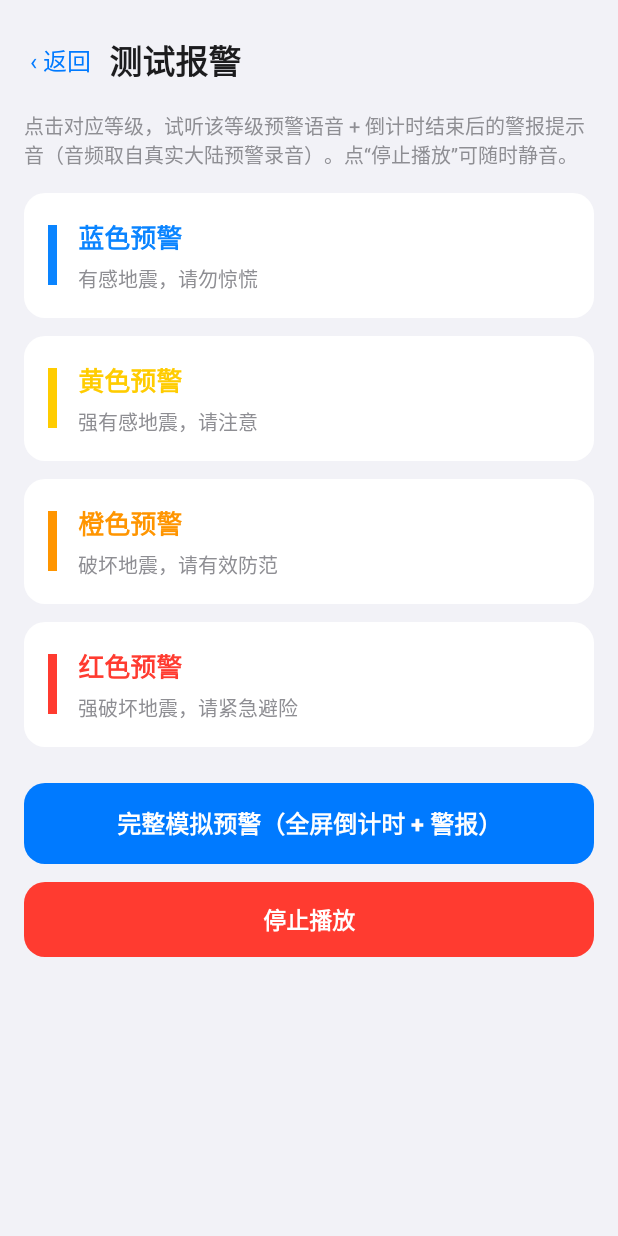
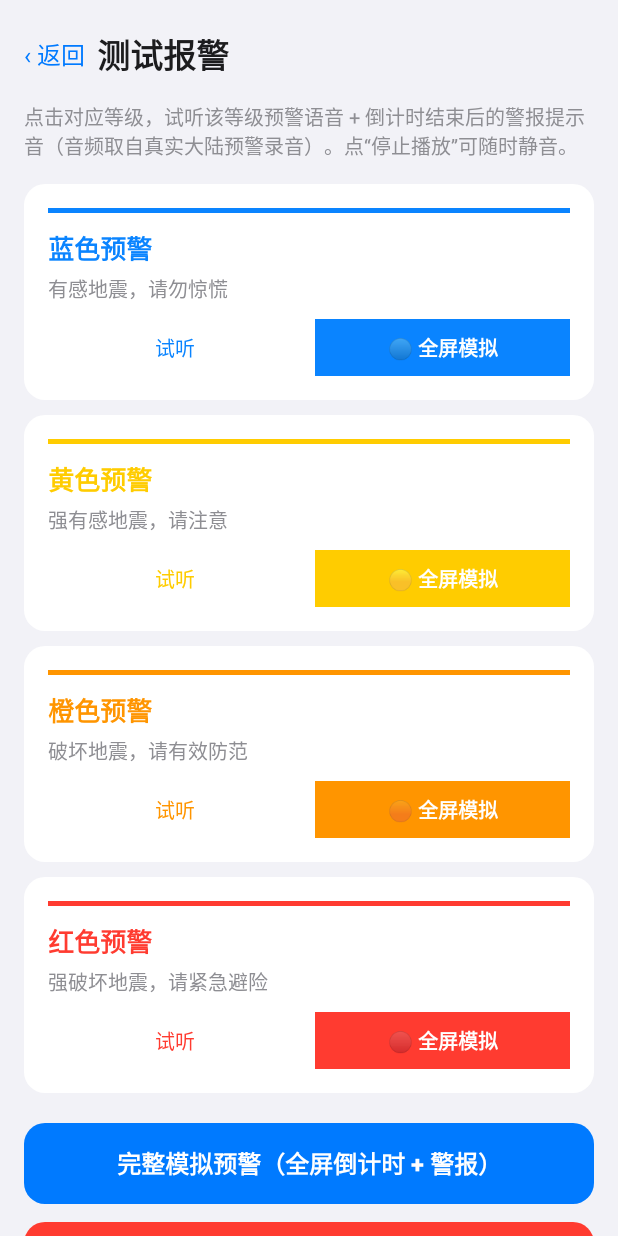
Before and after one commit to Lokeily/Earthquake-Sentinel, an Android app: the layout activity_test_alarm.xml on its own in the app's theme, with its tools: preview values and no code run, on a phone screen of 412 x 824 dp. Run offline under Robolectric (Android 15) with nearby library versions, the light colour scheme and no system bars; network calls fail.

Commit message:
v1.2.0: 四级全屏模拟

```diff
--- a/app/src/main/res/layout/activity_test_alarm.xml
+++ b/app/src/main/res/layout/activity_test_alarm.xml
@@ -14,240 +14,157 @@
         android:paddingTop="16dp"
         android:paddingBottom="32dp">
 
-        <!-- 顶部栏：返回 + 标题 -->
         <LinearLayout
             android:layout_width="match_parent"
             android:layout_height="wrap_content"
             android:orientation="horizontal"
-            android:gravity="center_vertical"
-            android:paddingVertical="4dp">
+            android:gravity="center_vertical">
 
-            <TextView
-                android:id="@+id/btn_back"
-                android:layout_width="wrap_content"
-                android:layout_height="wrap_content"
-                android:text="‹ 返回"
-                android:textColor="@color/ios_blue"
-                android:textSize="16sp"
-                android:paddingVertical="8dp"
-                android:paddingHorizontal="4dp"
-                android:clickable="true"
-                android:focusable="true" />
+            <TextView android:id="@+id/btn_back" android:layout_width="wrap_content"
+                android:layout_height="wrap_content" android:text="‹ 返回"
+                android:textColor="@color/ios_blue" android:textSize="16sp"
+                android:paddingVertical="8dp" android:clickable="true" android:focusable="true" />
 
-            <TextView
-                android:layout_width="wrap_content"
-                android:layout_height="wrap_content"
-                android:layout_marginStart="8dp"
-                android:text="@string/test_alarm_title"
-                android:textColor="@color/ios_label"
-                android:textSize="22sp"
-                android:textStyle="bold" />
+            <TextView android:layout_width="wrap_content" android:layout_height="wrap_content"
+                android:layout_marginStart="8dp" android:text="@string/test_alarm_title"
+                android:textColor="@color/ios_label" android:textSize="22sp" android:textStyle="bold" />
         </LinearLayout>
 
-        <Space android:layout_width="match_parent" android:layout_height="10dp" />
-
-        <TextView
-            android:layout_width="match_parent"
-            android:layout_height="wrap_content"
-            android:text="@string/test_alarm_hint"
-            android:textColor="@color/ios_label_secondary"
-            android:textSize="13sp" />
+        <TextView android:layout_width="match_parent" android:layout_height="wrap_content"
+            android:layout_marginTop="12dp" android:text="@string/test_alarm_hint"
+            android:textColor="@color/ios_label_secondary" android:textSize="13sp" />
 
         <Space android:layout_width="match_parent" android:layout_height="16dp" />
 
-        <!-- 蓝色预警 -->
-        <LinearLayout
-            android:id="@+id/card_blue"
-            android:layout_width="match_parent"
-            android:layout_height="wrap_content"
-            android:orientation="horizontal"
-            android:gravity="center_vertical"
-            android:background="@drawable/bg_card"
-            android:padding="16dp">
-
-            <View
-                android:layout_width="6dp"
-                android:layout_height="40dp"
-                android:background="@color/level_blue"
-                android:layout_marginEnd="14dp" />
-
-            <LinearLayout
-                android:layout_width="0dp"
-                android:layout_height="wrap_content"
-                android:layout_weight="1"
-                android:orientation="vertical">
-
-                <TextView
-                    android:layout_width="wrap_content"
-                    android:layout_height="wrap_content"
-                    android:text="@string/level_blue_name"
-                    android:textColor="@color/level_blue"
-                    android:textSize="17sp"
-                    android:textStyle="bold" />
-
-                <TextView
-                    android:layout_width="wrap_content"
-                    android:layout_height="wrap_content"
-                    android:layout_marginTop="4dp"
-                    android:text="@string/level_blue_phrase"
-                    android:textColor="@color/ios_label_secondary"
-                    android:textSize="13sp" />
+        <!-- 🔵 蓝色 -->
+        <LinearLayout android:id="@+id/card_blue" android:layout_width="match_parent"
+            android:layout_height="wrap_content" android:orientation="vertical"
+            android:background="@drawable/bg_card" android:padding="16dp"
+            android:layout_marginBottom="10dp">
+            <View android:layout_width="match_parent" android:layout_height="3dp"
+                android:background="@color/level_blue" android:layout_marginBottom="10dp" />
+            <TextView android:layout_width="wrap_content" android:layout_height="wrap_content"
+                android:text="@string/level_blue_name" android:textColor="@color/level_blue"
+                android:textSize="17sp" android:textStyle="bold" />
+            <TextView android:layout_width="wrap_content" android:layout_height="wrap_content"
+                android:layout_marginTop="3dp" android:text="@string/level_blue_phrase"
+                android:textColor="@color/ios_label_secondary" android:textSize="13sp" />
+            <LinearLayout android:layout_width="match_parent" android:layout_height="wrap_content"
+                android:orientation="horizontal" android:layout_marginTop="10dp">
+                <TextView android:id="@+id/btn_blue_demo" android:layout_width="0dp"
+                    android:layout_weight="1" android:layout_height="38dp" android:gravity="center"
+                    android:text="试听" android:textColor="@color/level_blue"
+                    android:background="@drawable/bg_card" android:textSize="13sp"
+                    android:clickable="true" android:focusable="true" />
+                <Space android:layout_width="8dp" android:layout_height="1dp" />
+                <TextView android:id="@+id/btn_blue_sim" android:layout_width="0dp"
+                    android:layout_weight="1" android:layout_height="38dp" android:gravity="center"
+                    android:text="🔵 全屏模拟" android:textColor="#FFFFFF"
+                    android:background="@color/level_blue" android:textSize="13sp"
+                    android:textStyle="bold" android:clickable="true" android:focusable="true" />
             </LinearLayout>
         </LinearLayout>
 
-        <Space android:layout_width="match_parent" android:layout_height="12dp" />
-
-        <!-- 黄色预警 -->
-        <LinearLayout
-            android:id="@+id/card_yellow"
-            android:layout_width="match_parent"
-            android:layout_height="wrap_content"
-            android:orientation="horizontal"
-            android:gravity="center_vertical"
-            android:background="@drawable/bg_card"
-            android:padding="16dp">
-
-            <View
-                android:layout_width="6dp"
-                android:layout_height="40dp"
-                android:background="@color/level_yellow"
-                android:layout_marginEnd="14dp" />
-
-            <LinearLayout
-                android:layout_width="0dp"
-                android:layout_height="wrap_content"
-                android:layout_weight="1"
-                android:orientation="vertical">
-
-                <TextView
-                    android:layout_width="wrap_content"
-                    android:layout_height="wrap_content"
-                    android:text="@string/level_yellow_name"
-                    android:textColor="@color/level_yellow"
-                    android:textSize="17sp"
-                    android:textStyle="bold" />
-
-                <TextView
-                    android:layout_width="wrap_content"
-                    android:layout_height="wrap_content"
-                    android:layout_marginTop="4dp"
-                    android:text="@string/level_yellow_phrase"
-                    android:textColor="@color/ios_label_secondary"
-                    android:textSize="13sp" />
+        <!-- 🟡 黄色 -->
+        <LinearLayout android:id="@+id/card_yellow" android:layout_width="match_parent"
+            android:layout_height="wrap_content" android:orientation="vertical"
+            android:background="@drawable/bg_card" android:padding="16dp"
+            android:layout_marginBottom="10dp">
+            <View android:layout_width="match_parent" android:layout_height="3dp"
+                android:background="@color/level_yellow" android:layout_marginBottom="10dp" />
+            <TextView android:layout_width="wrap_content" android:layout_height="wrap_content"
+                android:text="@string/level_yellow_name" android:textColor="@color/level_yellow"
+                android:textSize="17sp" android:textStyle="bold" />
+            <TextView android:layout_width="wrap_content" android:layout_height="wrap_content"
+                android:layout_marginTop="3dp" android:text="@string/level_yellow_phrase"
+                android:textColor="@color/ios_label_secondary" android:textSize="13sp" />
+            <LinearLayout android:layout_width="match_parent" android:layout_height="wrap_content"
+                android:orientation="horizontal" android:layout_marginTop="10dp">
+                <TextView android:id="@+id/btn_yellow_demo" android:layout_width="0dp"
+                    android:layout_weight="1" android:layout_height="38dp" android:gravity="center"
+                    android:text="试听" android:textColor="@color/level_yellow"
+                    android:background="@drawable/bg_card" android:textSize="13sp"
+                    android:clickable="true" android:focusable="true" />
+                <Space android:layout_width="8dp" android:layout_height="1dp" />
+                <TextView android:id="@+id/btn_yellow_sim" android:layout_width="0dp"
+                    android:layout_weight="1" android:layout_height="38dp" android:gravity="center"
+                    android:text="🟡 全屏模拟" android:textColor="#FFFFFF"
+                    android:background="@color/level_yellow" android:textSize="13sp"
+                    android:textStyle="bold" android:clickable="true" android:focusable="true" />
             </LinearLayout>
         </LinearLayout>
 
-        <Space android:layout_width="match_parent" android:layout_height="12dp" />
-
-        <!-- 橙色预警 -->
-        <LinearLayout
-            android:id="@+id/card_orange"
-            android:layout_width="match_parent"
-            android:layout_height="wrap_content"
-            android:orientation="horizontal"
-            android:gravity="center_vertical"
-            android:background="@drawable/bg_card"
-            android:padding="16dp">
-
-            <View
-                android:layout_width="6dp"
-                android:layout_height="40dp"
-                android:background="@color/level_orange"
-                android:layout_marginEnd="14dp" />
-
-            <LinearLayout
-                android:layout_width="0dp"
-                android:layout_height="wrap_content"
-                android:layout_weight="1"
-                android:orientation="vertical">
-
-                <TextView
-                    android:layout_width="wrap_content"
-                    android:layout_height="wrap_content"
-                    android:text="@string/level_orange_name"
-                    android:textColor="@color/level_orange"
-                    android:textSize="17sp"
-                    android:textStyle="bold" />
-
-                <TextView
-                    android:layout_width="wrap_content"
-                    android:layout_height="wrap_content"
-                    android:layout_marginTop="4dp"
-                    android:text="@string/level_orange_phrase"
-                    android:textColor="@color/ios_label_secondary"
-                    android:textSize="13sp" />
+        <!-- 🟠 橙色 -->
+        <LinearLayout android:id="@+id/card_orange" android:layout_width="match_parent"
+            android:layout_height="wrap_content" android:orientation="vertical"
+            android:background="@drawable/bg_card" android:padding="16dp"
+            android:layout_marginBottom="10dp">
+            <View android:layout_width="match_parent" android:layout_height="3dp"
+                android:background="@color/level_orange" android:layout_marginBottom="10dp" />
+            <TextView android:layout_width="wrap_content" android:layout_height="wrap_content"
+                android:text="@string/level_orange_name" android:textColor="@color/level_orange"
+                android:textSize="17sp" android:textStyle="bold" />
+            <TextView android:layout_width="wrap_content" android:layout_height="wrap_content"
+                android:layout_marginTop="3dp" android:text="@string/level_orange_phrase"
+                android:textColor="@color/ios_label_secondary" android:textSize="13sp" />
+            <LinearLayout android:layout_width="match_parent" android:layout_height="wrap_content"
+                android:orientation="horizontal" android:layout_marginTop="10dp">
+                <TextView android:id="@+id/btn_orange_demo" android:layout_width="0dp"
+                    android:layout_weight="1" android:layout_height="38dp" android:gravity="center"
+                    android:text="试听" android:textColor="@color/level_orange"
+                    android:background="@drawable/bg_card" android:textSize="13sp"
+                    android:clickable="true" android:focusable="true" />
+                <Space android:layout_width="8dp" android:layout_height="1dp" />
+                <TextView android:id="@+id/btn_orange_sim" android:layout_width="0dp"
+                    android:layout_weight="1" android:layout_height="38dp" android:gravity="center"
+                    android:text="🟠 全屏模拟" android:textColor="#FFFFFF"
+                    android:background="@color/level_orange" android:textSize="13sp"
+                    android:textStyle="bold" android:clickable="true" android:focusable="true" />
             </LinearLayout>
         </LinearLayout>
 
-        <Space android:layout_width="match_parent" android:layout_height="12dp" />
-
-        <!-- 红色预警 -->
-        <LinearLayout
-            android:id="@+id/card_red"
-            android:layout_width="match_parent"
-            android:layout_height="wrap_content"
-            android:orientation="horizontal"
-            android:gravity="center_vertical"
-            android:background="@drawable/bg_card"
-            android:padding="16dp">
-
-            <View
-                android:layout_width="6dp"
-                android:layout_height="40dp"
-                android:background="@color/level_red"
-                android:layout_marginEnd="14dp" />
-
-            <LinearLayout
-                android:layout_width="0dp"
-                android:layout_height="wrap_content"
-                android:layout_weight="1"
-                android:orientation="vertical">
-
-                <TextView
-                    android:layout_width="wrap_content"
-                    android:layout_height="wrap_content"
-                    android:text="@string/level_red_name"
-                    android:textColor="@color/level_red"
-                    android:textSize="17sp"
-                    android:textStyle="bold" />
-
-                <TextView
-                    android:layout_width="wrap_content"
-                    android:layout_height="wrap_content"
-                    android:layout_marginTop="4dp"
-                    android:text="@string/level_red_phrase"
-                    android:textColor="@color/ios_label_secondary"
-                    android:textSize="13sp" />
+        <!-- 🔴 红色 -->
+        <LinearLayout android:id="@+id/card_red" android:layout_width="match_parent"
+            android:layout_height="wrap_content" android:orientation="vertical"
+            android:background="@drawable/bg_card" android:padding="16dp"
+            android:layout_marginBottom="20dp">
+            <View android:layout_width="match_parent" android:layout_height="3dp"
+                android:background="@color/level_red" android:layout_marginBottom="10dp" />
+            <TextView android:layout_width="wrap_content" android:layout_height="wrap_content"
+                android:text="@string/level_red_name" android:textColor="@color/level_red"
+                android:textSize="17sp" android:textStyle="bold" />
+            <TextView android:layout_width="wrap_content" android:layout_height="wrap_content"
+                android:layout_marginTop="3dp" android:text="@string/level_red_phrase"
+                android:textColor="@color/ios_label_secondary" android:textSize="13sp" />
+            <LinearLayout android:layout_width="match_parent" android:layout_height="wrap_content"
+                android:orientation="horizontal" android:layout_marginTop="10dp">
+                <TextView android:id="@+id/btn_red_demo" android:layout_width="0dp"
+                    android:layout_weight="1" android:layout_height="38dp" android:gravity="center"
+                    android:text="试听" android:textColor="@color/level_red"
+                    android:background="@drawable/bg_card" android:textSize="13sp"
+                    android:clickable="true" android:focusable="true" />
+                <Space android:layout_width="8dp" android:layout_height="1dp" />
+                <TextView android:id="@+id/btn_red_sim" android:layout_width="0dp"
+                    android:layout_weight="1" android:layout_height="38dp" android:gravity="center"
+                    android:text="🔴 全屏模拟" android:textColor="#FFFFFF"
+                    android:background="@color/level_red" android:textSize="13sp"
+                    android:textStyle="bold" android:clickable="true" android:focusable="true" />
             </LinearLayout>
         </LinearLayout>
 
-        <Space android:layout_width="match_parent" android:layout_height="24dp" />
-
-        <Button
-            android:id="@+id/btn_full"
-            android:layout_width="match_parent"
-            android:layout_height="54dp"
-            android:background="@drawable/bg_button_primary"
-            android:text="@string/btn_full_sim"
-            android:textColor="#FFFFFF"
-            android:textSize="16sp"
-            android:textStyle="bold"
-            android:textAllCaps="false"
-            android:stateListAnimator="@null" />
+        <Button android:id="@+id/btn_full" android:layout_width="match_parent"
+            android:layout_height="54dp" android:background="@drawable/bg_button_primary"
+            android:text="@string/btn_full_sim" android:textColor="#FFFFFF"
+            android:textSize="16sp" android:textStyle="bold"
+            android:textAllCaps="false" android:stateListAnimator="@null" />
 
         <Space android:layout_width="match_parent" android:layout_height="12dp" />
 
-        <Button
-            android:id="@+id/btn_stop"
-            android:layout_width="match_parent"
-            android:layout_height="50dp"
-            android:background="@drawable/bg_button_danger"
-            android:text="@string/btn_stop_play"
-            android:textColor="#FFFFFF"
-            android:textSize="15sp"
-            android:textStyle="bold"
-            android:textAllCaps="false"
-            android:stateListAnimator="@null" />
+        <Button android:id="@+id/btn_stop" android:layout_width="match_parent"
+            android:layout_height="50dp" android:background="@drawable/bg_button_danger"
+            android:text="@string/btn_stop_play" android:textColor="#FFFFFF"
+            android:textSize="15sp" android:textStyle="bold"
+            android:textAllCaps="false" android:stateListAnimator="@null" />
 
     </LinearLayout>
 </ScrollView>
```
